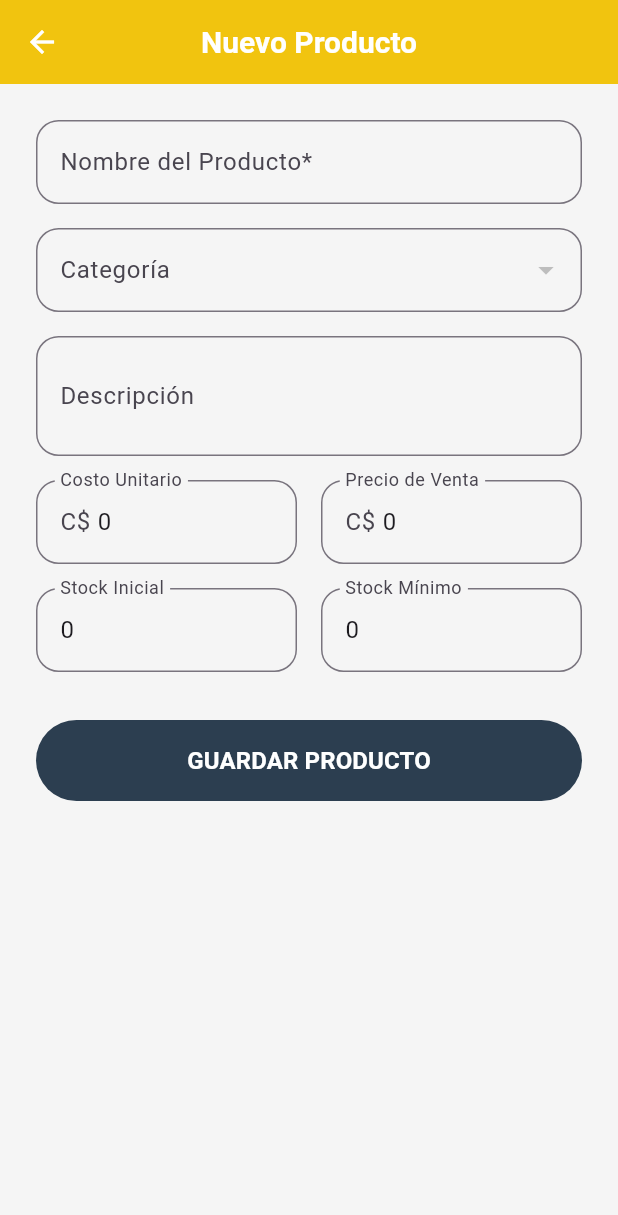
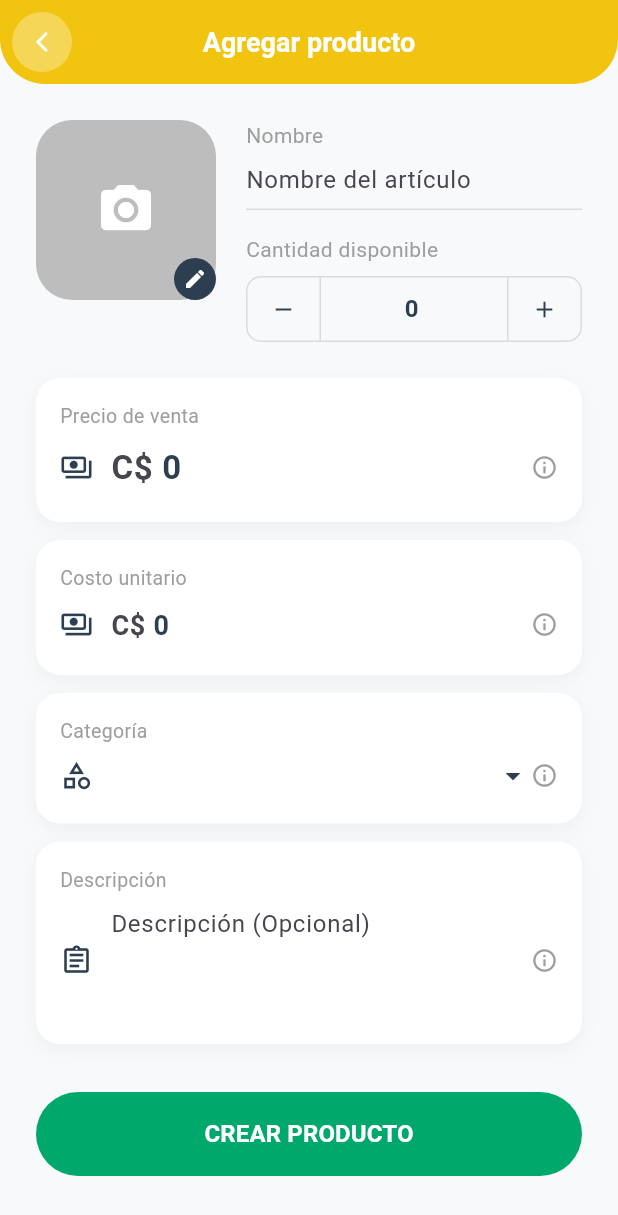
Before and after one commit to ezeJona/finance_app, a Flutter app: the ProductFormPage screen opened directly, on a phone screen of 412 x 824 dp. Shown: the top 1215 px of the screen. Run offline on Flutter 3.47's test engine with Material 3 defaults, Android fonts, the phone set to English and light mode, and no system bars; our stand-ins replace cached_network_image, connectivity_plus, flutter_hooks, flutter_local_notifications, hive, hive_flutter and 5 more; accounts and stored records are empty.

Commit message:
Add new item form for inventory

```diff
--- a/lib/pages/inventory/product_form_page.dart
+++ b/lib/pages/inventory/product_form_page.dart
@@ -1,217 +1,333 @@
 import 'package:flutter/material.dart';
 import 'package:hooks_riverpod/hooks_riverpod.dart';
+import 'package:flutter_hooks/flutter_hooks.dart';
 import '../../providers/inventory.dart';
 import '../../providers/business.dart';
 import '../../backend-api/dtos.dart';
 
-class ProductFormPage extends StatefulHookConsumerWidget {
+class ProductFormPage extends HookConsumerWidget {
   final ProductRes? product;
 
   const ProductFormPage({super.key, this.product});
 
-  @override
-  ConsumerState<ProductFormPage> createState() => _ProductFormPageState();
-}
-
-class _ProductFormPageState extends ConsumerState<ProductFormPage> {
-  final _formKey = GlobalKey<FormState>();
-  late TextEditingController _nameController;
-  late TextEditingController _descriptionController;
-  late TextEditingController _costPriceController;
-  late TextEditingController _salePriceController;
-  late TextEditingController _stockController;
-  late TextEditingController _minStockController;
-  int? _selectedCategoryId;
-  bool _isLoading = false;
+  // Constantes de diseño extraídas de la aplicación
+  static const Color primaryYellow = Color(0xFFF1C40F);
+  static const Color darkNavy = Color(0xFF2C3E50);
+  static const Color incomeGreen = Color(0xFF00A86B);
 
   @override
-  void initState() {
-    super.initState();
-    _nameController = TextEditingController(text: widget.product?.name);
-    _descriptionController = TextEditingController(text: widget.product?.description);
-    _costPriceController = TextEditingController(text: widget.product?.costPrice.toString() ?? '0');
-    _salePriceController = TextEditingController(text: widget.product?.salePrice.toString() ?? '0');
-    _stockController = TextEditingController(text: widget.product?.stock.toString() ?? '0');
-    _minStockController = TextEditingController(text: widget.product?.minStock.toString() ?? '0');
-    _selectedCategoryId = widget.product?.categoryId;
-  }
+  Widget build(BuildContext context, WidgetRef ref) {
+    final formKey = useMemoized(() => GlobalKey<FormState>());
 
-  @override
-  void dispose() {
-    _nameController.dispose();
-    _descriptionController.dispose();
-    _costPriceController.dispose();
-    _salePriceController.dispose();
-    _stockController.dispose();
-    _minStockController.dispose();
-    super.dispose();
-  }
+    // Controladores con Hooks
+    final nameController = useTextEditingController(text: product?.name);
+    final descriptionController = useTextEditingController(text: product?.description);
+    final costPriceController = useTextEditingController(text: product?.costPrice.toString() ?? '0');
+    final salePriceController = useTextEditingController(text: product?.salePrice.toString() ?? '0');
+    final stockController = useTextEditingController(text: product?.stock.toInt().toString() ?? '0');
+    final minStockController = useTextEditingController(text: product?.minStock.toString() ?? '0');
 
-  Future<void> _save() async {
-    if (!_formKey.currentState!.validate()) return;
+    final selectedCategoryId = useState<int?>(product?.categoryId);
+    final isLoading = useState(false);
 
-    setState(() => _isLoading = true);
+    final categoriesAsync = ref.watch(productCategoriesProvider);
+
+    Future<void> save() async {
+      if (!formKey.currentState!.validate()) return;
+
+      isLoading.value = true;
       final business = ref.read(businessProvider);
 
       try {
         final req = CreateProductReq(
           businessId: business!.id,
-        categoryId: _selectedCategoryId,
-        name: _nameController.text,
-        description: _descriptionController.text,
-        costPrice: double.parse(_costPriceController.text),
-        salePrice: double.parse(_salePriceController.text),
-        stock: double.parse(_stockController.text),
-        minStock: double.parse(_minStockController.text),
+          categoryId: selectedCategoryId.value,
+          name: nameController.text,
+          description: descriptionController.text,
+          costPrice: double.parse(costPriceController.text),
+          salePrice: double.parse(salePriceController.text),
+          stock: double.parse(stockController.text),
+          minStock: double.parse(minStockController.text),
         );
 
-      if (widget.product == null) {
+        if (product == null) {
           await ref.read(productsProvider.notifier).addProduct(req);
         } else {
-        await ref.read(productsProvider.notifier).updateProduct(widget.product!.id, req);
+          await ref.read(productsProvider.notifier).updateProduct(product!.id, req);
         }
 
-      if (mounted) {
+        if (context.mounted) {
           ScaffoldMessenger.of(context).showSnackBar(
-          const SnackBar(content: Text('Producto guardado correctamente'), backgroundColor: Color(0xFF00A86B)),
+            const SnackBar(
+              content: Text('Producto guardado correctamente'),
+              backgroundColor: incomeGreen,
+            ),
           );
           Navigator.pop(context);
         }
       } catch (e) {
-      if (mounted) {
+        if (context.mounted) {
           ScaffoldMessenger.of(context).showSnackBar(
             SnackBar(content: Text('Error: $e'), backgroundColor: const Color(0xFFFF2D55)),
           );
         }
       } finally {
-      if (mounted) setState(() => _isLoading = false);
+        isLoading.value = false;
       }
     }
 
-  @override
-  Widget build(BuildContext context) {
-    final categoriesAsync = ref.watch(productCategoriesProvider);
-
     return Scaffold(
+      backgroundColor: const Color(0xFFF8F9FA),
       appBar: AppBar(
-        title: Text(widget.product == null ? 'Nuevo Producto' : 'Editar Producto'),
-        backgroundColor: const Color(0xFFF1C40F),
-        foregroundColor: Colors.white,
+        backgroundColor: primaryYellow,
+        elevation: 0,
+        centerTitle: true,
+        title: Text(
+          product == null ? 'Agregar producto' : 'Editar producto',
+          style: const TextStyle(color: Colors.white, fontWeight: FontWeight.bold, fontSize: 18),
+        ),
+        leading: IconButton(
+          icon: CircleAvatar(
+            backgroundColor: Colors.white.withOpacity(0.3),
+            child: const Icon(Icons.arrow_back_ios_new_rounded, color: Colors.white, size: 16),
+          ),
+          onPressed: () => Navigator.pop(context),
+        ),
+        shape: const RoundedRectangleBorder(
+          borderRadius: BorderRadius.vertical(bottom: Radius.circular(30)),
+        ),
       ),
       body: SingleChildScrollView(
         padding: const EdgeInsets.all(24),
         child: Form(
-          key: _formKey,
+          key: formKey,
           child: Column(
             crossAxisAlignment: CrossAxisAlignment.stretch,
             children: [
+              // Bloque Superior: Imagen y Cantidad/Nombre
+              Row(
+                crossAxisAlignment: CrossAxisAlignment.start,
+                children: [
+                  // Selector de Imagen
+                  Stack(
+                    children: [
+                      Container(
+                        width: 120,
+                        height: 120,
+                        decoration: BoxDecoration(
+                          color: Colors.grey.shade400,
+                          borderRadius: BorderRadius.circular(24),
+                        ),
+                        child: const Icon(Icons.camera_alt, color: Colors.white, size: 40),
+                      ),
+                      Positioned(
+                        bottom: 0,
+                        right: 0,
+                        child: Container(
+                          padding: const EdgeInsets.all(6),
+                          decoration: const BoxDecoration(
+                            color: darkNavy,
+                            shape: BoxShape.circle,
+                          ),
+                          child: const Icon(Icons.edit, color: Colors.white, size: 16),
+                        ),
+                      ),
+                    ],
+                  ),
+                  const SizedBox(width: 20),
+                  // Nombre y Stock (Sustituyendo el código de barras omitido)
+                  Expanded(
+                    child: Column(
+                      crossAxisAlignment: CrossAxisAlignment.start,
+                      children: [
+                        const Text("Nombre", style: TextStyle(color: Colors.grey, fontSize: 14)),
                         TextFormField(
-                controller: _nameController,
-                decoration: InputDecoration(
-                  labelText: 'Nombre del Producto*',
-                  border: OutlineInputBorder(borderRadius: BorderRadius.circular(15)),
+                          controller: nameController,
+                          decoration: const InputDecoration(
+                            hintText: 'Nombre del artículo',
+                            isDense: true,
+                            contentPadding: EdgeInsets.symmetric(vertical: 8),
+                            enabledBorder: UnderlineInputBorder(borderSide: BorderSide(color: Colors.black12)),
                           ),
                           validator: (val) => val == null || val.isEmpty ? 'Obligatorio' : null,
                         ),
                         const SizedBox(height: 16),
-              categoriesAsync.when(
+                        const Text("Cantidad disponible", style: TextStyle(color: Colors.grey, fontSize: 14)),
+                        const SizedBox(height: 8),
+                        _buildCounter(stockController),
+                      ],
+                    ),
+                  ),
+                ],
+              ),
+              const SizedBox(height: 24),
+
+              // Campo 1: Precio de Venta
+              _buildInputCard(
+                label: "Precio de venta",
+                icon: Icons.payments_outlined,
+                child: TextFormField(
+                  controller: salePriceController,
+                  style: const TextStyle(fontSize: 22, fontWeight: FontWeight.bold, color: darkNavy),
+                  keyboardType: TextInputType.number,
+                  decoration: const InputDecoration(
+                    prefixText: 'C\$ ',
+                    border: InputBorder.none,
+                    isDense: true,
+                  ),
+                  validator: (val) => val == null || double.tryParse(val) == null ? 'Inválido' : null,
+                ),
+              ),
+              const SizedBox(height: 12),
+
+              // Campo 2: Costo Unitario
+              _buildInputCard(
+                label: "Costo unitario",
+                icon: Icons.payments_outlined,
+                child: TextFormField(
+                  controller: costPriceController,
+                  style: const TextStyle(fontSize: 18, fontWeight: FontWeight.bold, color: darkNavy),
+                  keyboardType: TextInputType.number,
+                  decoration: const InputDecoration(
+                    prefixText: 'C\$ ',
+                    border: InputBorder.none,
+                    isDense: true,
+                  ),
+                  validator: (val) => val == null || double.tryParse(val) == null ? 'Inválido' : null,
+                ),
+              ),
+              const SizedBox(height: 12),
+
+              // Campo 3: Categoría
+              _buildInputCard(
+                label: "Categoría",
+                icon: Icons.category_outlined,
+                child: categoriesAsync.when(
                   data: (categories) => DropdownButtonFormField<int>(
-                  value: _selectedCategoryId,
-                  decoration: InputDecoration(
-                    labelText: 'Categoría',
-                    border: OutlineInputBorder(borderRadius: BorderRadius.circular(15)),
-                  ),
+                    value: selectedCategoryId.value,
+                    decoration: const InputDecoration(border: InputBorder.none, isDense: true),
+                    icon: const Icon(Icons.arrow_drop_down, color: darkNavy),
                     items: categories.map((c) => DropdownMenuItem(value: c.id, child: Text(c.name))).toList(),
-                  onChanged: (val) => setState(() => _selectedCategoryId = val),
+                    onChanged: (val) => selectedCategoryId.value = val,
+                    validator: (val) => val == null ? 'Obligatorio' : null,
                   ),
                   loading: () => const LinearProgressIndicator(),
                   error: (_, __) => const Text('Error al cargar categorías'),
                 ),
-              const SizedBox(height: 16),
-              TextFormField(
-                controller: _descriptionController,
-                decoration: InputDecoration(
-                  labelText: 'Descripción',
-                  border: OutlineInputBorder(borderRadius: BorderRadius.circular(15)),
               ),
-                maxLines: 2,
-              ),
-              const SizedBox(height: 16),
-              Row(
-                children: [
-                  Expanded(
+              const SizedBox(height: 12),
+
+              // Campo 4: Descripción
+              _buildInputCard(
+                label: "Descripción",
+                icon: Icons.assignment_outlined,
                 child: TextFormField(
-                      controller: _costPriceController,
-                      decoration: InputDecoration(
-                        labelText: 'Costo Unitario',
-                        prefixText: 'C\$ ',
-                        border: OutlineInputBorder(borderRadius: BorderRadius.circular(15)),
-                      ),
-                      keyboardType: TextInputType.number,
-                      validator: (val) => val == null || double.tryParse(val) == null ? 'Inválido' : null,
+                  controller: descriptionController,
+                  maxLines: 3,
+                  decoration: const InputDecoration(
+                    hintText: 'Descripción (Opcional)',
+                    border: InputBorder.none,
+                    isDense: true,
                   ),
                 ),
-                  const SizedBox(width: 16),
-                  Expanded(
-                    child: TextFormField(
-                      controller: _salePriceController,
-                      decoration: InputDecoration(
-                        labelText: 'Precio de Venta',
-                        prefixText: 'C\$ ',
-                        border: OutlineInputBorder(borderRadius: BorderRadius.circular(15)),
               ),
-                      keyboardType: TextInputType.number,
-                      validator: (val) => val == null || double.tryParse(val) == null ? 'Inválido' : null,
+              const SizedBox(height: 32),
+
+              // Botón Principal Inferior
+              SizedBox(
+                height: 56,
+                child: FilledButton(
+                  onPressed: isLoading.value ? null : save,
+                  style: FilledButton.styleFrom(
+                    backgroundColor: incomeGreen,
+                    shape: const StadiumBorder(),
+                  ),
+                  child: isLoading.value
+                      ? const CircularProgressIndicator(color: Colors.white)
+                      : Text(
+                          product == null ? 'CREAR PRODUCTO' : 'ACTUALIZAR PRODUCTO',
+                          style: const TextStyle(fontWeight: FontWeight.bold, fontSize: 16),
                         ),
                 ),
-                ],
               ),
-              const SizedBox(height: 16),
-              Row(
-                children: [
-                  Expanded(
-                    child: TextFormField(
-                      controller: _stockController,
-                      decoration: InputDecoration(
-                        labelText: 'Stock Inicial',
-                        border: OutlineInputBorder(borderRadius: BorderRadius.circular(15)),
-                      ),
-                      keyboardType: TextInputType.number,
-                      validator: (val) => val == null || double.tryParse(val) == null ? 'Inválido' : null,
-                    ),
-                  ),
-                  const SizedBox(width: 16),
-                  Expanded(
-                    child: TextFormField(
-                      controller: _minStockController,
-                      decoration: InputDecoration(
-                        labelText: 'Stock Mínimo',
-                        border: OutlineInputBorder(borderRadius: BorderRadius.circular(15)),
-                      ),
-                      keyboardType: TextInputType.number,
-                      validator: (val) => val == null || double.tryParse(val) == null ? 'Inválido' : null,
-                    ),
-                  ),
-                ],
-              ),
-              const SizedBox(height: 32),
-              SizedBox(
-                height: 54,
-                child: FilledButton(
-                  onPressed: _isLoading ? null : _save,
-                  style: FilledButton.styleFrom(
-                    backgroundColor: const Color(0xFF2C3E50),
-                    shape: RoundedRectangleBorder(borderRadius: BorderRadius.circular(30)),
-                  ),
-                  child: _isLoading
-                      ? const CircularProgressIndicator(color: Colors.white)
-                      : const Text('GUARDAR PRODUCTO', style: TextStyle(fontWeight: FontWeight.bold, fontSize: 16)),
-                ),
-              ),
+              const SizedBox(height: 40),
             ],
           ),
         ),
       ),
     );
   }
+
+  // Helper para construir las tarjetas de entrada
+  Widget _buildInputCard({required String label, required IconData icon, required Widget child}) {
+    return Container(
+      padding: const EdgeInsets.all(16),
+      decoration: BoxDecoration(
+        color: Colors.white,
+        borderRadius: BorderRadius.circular(16),
+        boxShadow: [
+          BoxShadow(
+            color: Colors.black.withOpacity(0.04),
+            blurRadius: 10,
+            offset: const Offset(0, 4),
+          ),
+        ],
+      ),
+      child: Column(
+        crossAxisAlignment: CrossAxisAlignment.start,
+        children: [
+          Text(label, style: const TextStyle(color: Colors.grey, fontSize: 13)),
+          const SizedBox(height: 4),
+          Row(
+            children: [
+              Icon(icon, color: darkNavy, size: 22),
+              const SizedBox(width: 12),
+              Expanded(child: child),
+              const Icon(Icons.info_outline, color: Colors.grey, size: 18),
+            ],
+          ),
+        ],
+      ),
+    );
   }
+
+  // Helper para el selector de stock
+  Widget _buildCounter(TextEditingController controller) {
+    return Container(
+      height: 44,
+      decoration: BoxDecoration(
+        border: Border.all(color: Colors.black12),
+        borderRadius: BorderRadius.circular(10),
+      ),
+      child: Row(
+        children: [
+          IconButton(
+            icon: const Icon(Icons.remove, size: 18, color: darkNavy),
+            onPressed: () {
+              final val = double.tryParse(controller.text) ?? 0;
+              if (val > 0) controller.text = (val - 1).toInt().toString();
+            },
+          ),
+          const VerticalDivider(width: 1, color: Colors.black12),
+          Expanded(
+            child: TextFormField(
+              controller: controller,
+              textAlign: TextAlign.center,
+              keyboardType: TextInputType.number,
+              decoration: const InputDecoration(border: InputBorder.none, isDense: true),
+              style: const TextStyle(fontWeight: FontWeight.bold, color: darkNavy),
+            ),
+          ),
+          const VerticalDivider(width: 1, color: Colors.black12),
+          IconButton(
+            icon: const Icon(Icons.add, size: 18, color: darkNavy),
+            onPressed: () {
+              final val = double.tryParse(controller.text) ?? 0;
+              controller.text = (val + 1).toInt().toString();
+            },
+          ),
+        ],
+      ),
+    );
+  }
+}
```
Lines whose indentation alone changed are shown as unchanged.
